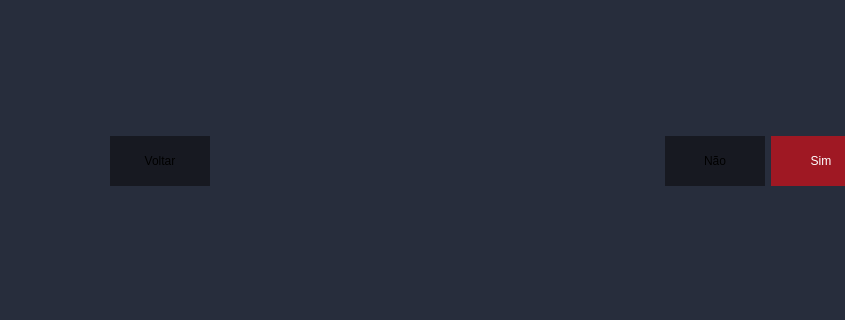
This is reddragons/interface/ui_files/padrao.ui in Red-Dragons-UFSCar/red-visao as Qt 5 draws it before an edit; both pictures show x 0 to 845 and y 405 to 725 of the 990 by 725 pixel window. The edited form follows.
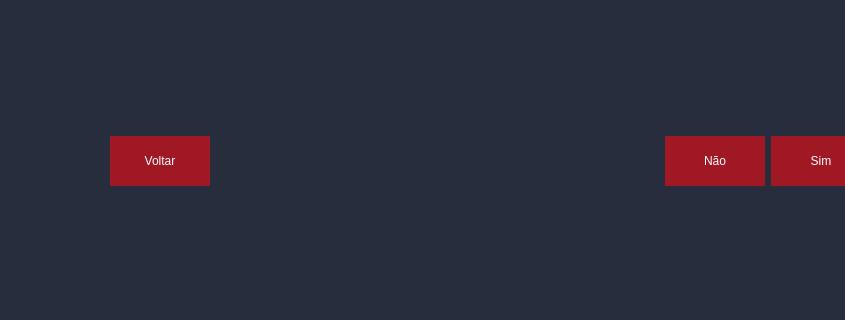
This is the edited form.

```diff
--- a/reddragons/interface/ui_files/padrao.ui
+++ b/reddragons/interface/ui_files/padrao.ui
@@ -78,8 +78,16 @@
           <cursorShape>PointingHandCursor</cursorShape>
          </property>
          <property name="styleSheet">
-          <string notr="true">background-color: rgb(23, 25, 33);
-border-radius: 0;</string>
+          <string notr="true">QPushButton{
+	color: rgb(255, 255, 255);
+	background-color: #9F1823;
+	border-radius:0px;
+}
+QPushButton:hover{
+	color: rgb(255, 255, 255);
+	background-color: #ff0000;
+	border-radius:0px;
+}</string>
          </property>
          <property name="text">
           <string>Voltar</string>
@@ -116,8 +124,16 @@
           <cursorShape>PointingHandCursor</cursorShape>
          </property>
          <property name="styleSheet">
-          <string notr="true">background-color: rgb(23, 25, 33);
-border-radius: 0;</string>
+          <string notr="true">QPushButton{
+	color: rgb(255, 255, 255);
+	background-color: #9F1823;
+	border-radius:0px;
+}
+QPushButton:hover{
+	color: rgb(255, 255, 255);
+	background-color: #ff0000;
+	border-radius:0px;
+}</string>
          </property>
          <property name="text">
           <string>Não</string>
```
Left out of the diff: 14 changed lines with no effect on the pictures.
